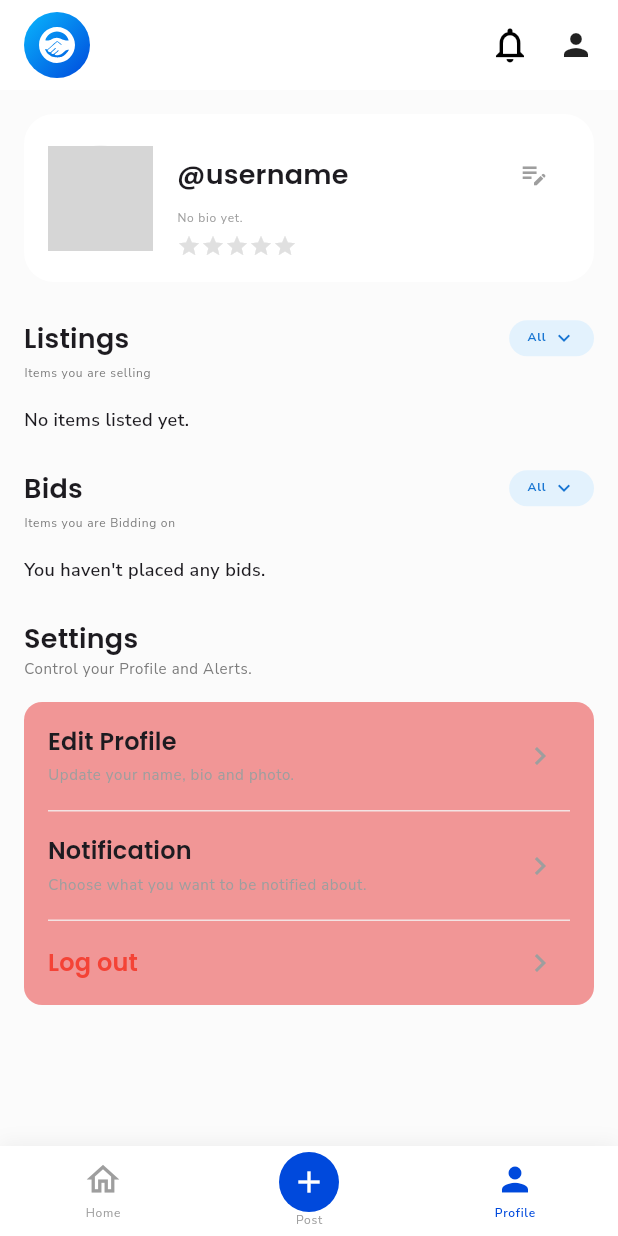
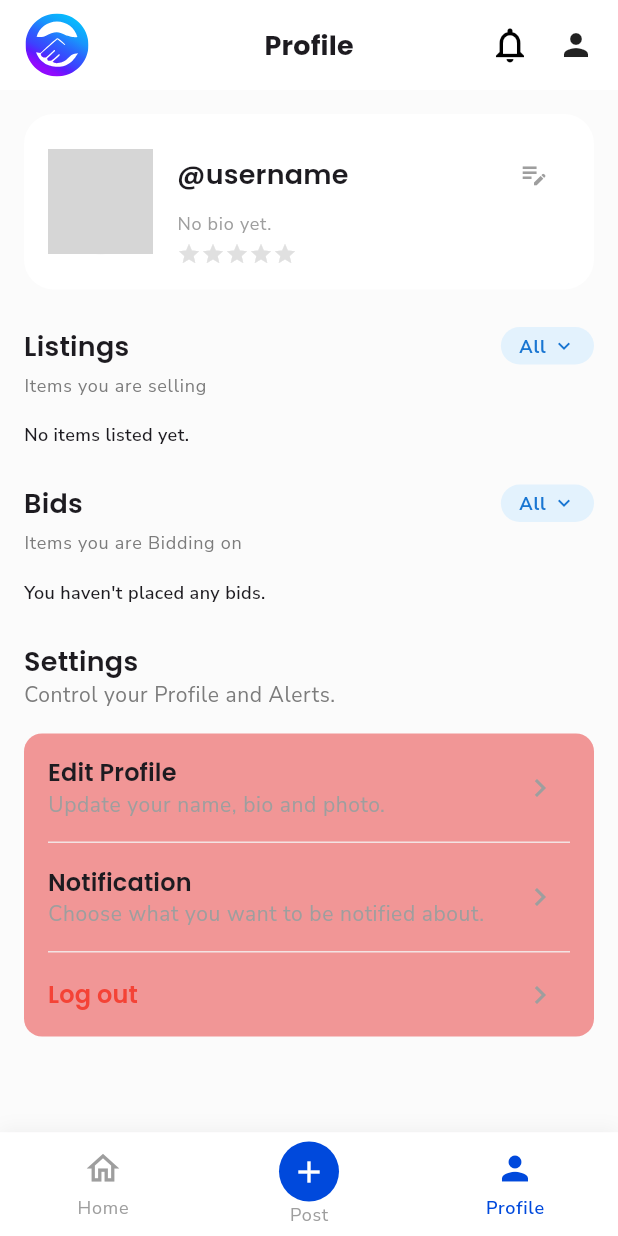
Before and after one commit to Domincee/Baylora, a Flutter app: the MainWrapper screen opened by its route, item 3 of the bottom bar chosen, on a phone screen of 412 x 824 dp. Run offline on Flutter 3.47's test engine with Material 3 defaults, Android fonts, the phone set to English and light mode, and no system bars; our stand-ins replace flutter_dotenv, flutter_easyloading, flutter_riverpod, flutter_svg, supabase_flutter; accounts and stored records are empty; network calls fail; project files that could hold a hidden picture were left out; grey boxes are pictures that could not be loaded.

Commit message:
title page

```diff
--- a/lib/core/theme/app_theme.dart
+++ b/lib/core/theme/app_theme.dart
@@ -71,7 +71,7 @@ class AppTheme {
       ),
       bodySmall: TextStyle(
         fontFamily: 'NunitoSans',
-        fontSize: 10,
+        fontSize: 14,
         fontWeight: FontWeight.w400,
       ),
 
@@ -88,7 +88,7 @@ class AppTheme {
       ),
       labelSmall: TextStyle(
         fontFamily: 'NunitoSans',
-        fontSize: 8,
+        fontSize: 12,
         fontWeight: FontWeight.w400,
       ),
     ),
--- a/lib/feature/home/widgets/primary_app_bar.dart
+++ b/lib/feature/home/widgets/primary_app_bar.dart
@@ -18,6 +18,19 @@ class PrimaryAppBar extends ConsumerWidget { // Renamed Class
 
   final int currentIndex;
 
+  String _getTitle() {
+    switch (currentIndex) {
+      case 0:
+        return AppStrings.home;
+      case 1:
+        return "Post Item"; // Placeholder until string is added or if it's dynamic
+      case 2:
+        return AppStrings.profile;
+      default:
+        return "";
+    }
+  }
+
   @override
   Widget build(BuildContext context, WidgetRef ref) {
     final profileAsync = ref.watch(userProfileProvider);
@@ -32,48 +45,53 @@ class PrimaryAppBar extends ConsumerWidget { // Renamed Class
             horizontal: AppValues.spacingM,
             vertical: AppValues.spacingXS,
           ),
-          child: Row(
+          child: Stack( // Changed Row to Stack for centering
+            alignment: Alignment.center,
             children: [
-              // Logo
-              Container(
+              // Logo (Left)
+              Align(
+                alignment: Alignment.centerLeft,
+                child: Container(
                   width: 44,
                   height: 44,
-                decoration: BoxDecoration(
+                  decoration: const BoxDecoration(
                     shape: BoxShape.circle,
-                  gradient: LinearGradient(
-                    colors: [
-                      Color(0xFF09B7FD),
-                      Color(0xFF0049DC),
-                    ],
-                    begin: Alignment.topLeft,
-                    end: Alignment.bottomRight,
-                  ),
                   ),
                   child: Center(
                     child: SvgPicture.asset(
                       Images.logo,
-                    width: 24,
-                    height: 24,
-                    colorFilter: ColorFilter.mode(
-                      AppColors.white,
-                      BlendMode.srcIn,
                     ),
                   ),
                 ),
               ),
 
-              Spacer(),
+              // Title (Center)
+              Text(
+                _getTitle(),
+                style: Theme.of(context).textTheme.titleMedium?.copyWith(
+                  fontWeight: FontWeight.bold,
+                ),
+              ),
 
+              // Actions (Right)
+              Align(
+                alignment: Alignment.centerRight,
+                child: Row(
+                  mainAxisSize: MainAxisSize.min,
+                  children: [
                     // Notification Icon
                     IconButton(
-                icon: Icon(
+                      icon: const Icon(
                         Icons.notifications_outlined,
                         size: 28,
                         color: AppColors.black,
                       ),
-                onPressed: () {},
-                padding: EdgeInsets.all(8),
-                constraints: BoxConstraints(),
+                      onPressed: () {
+
+
+                      },
+                      padding: const EdgeInsets.all(8),
+                      constraints: const BoxConstraints(),
                     ),
 
                     AppValues.gapHXS,
@@ -134,6 +152,9 @@ class PrimaryAppBar extends ConsumerWidget { // Renamed Class
                   ],
                 ),
               ),
+            ],
+          ),
+        ),
       ),
     );
   }
```
Lines whose indentation alone changed are shown as unchanged.
